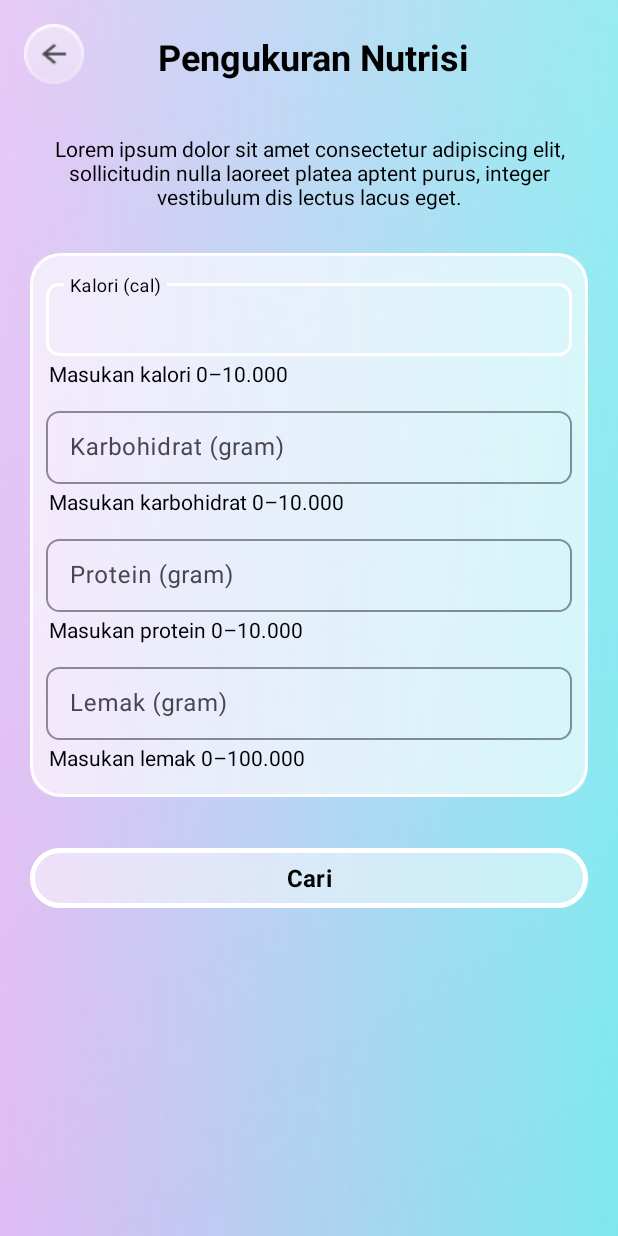
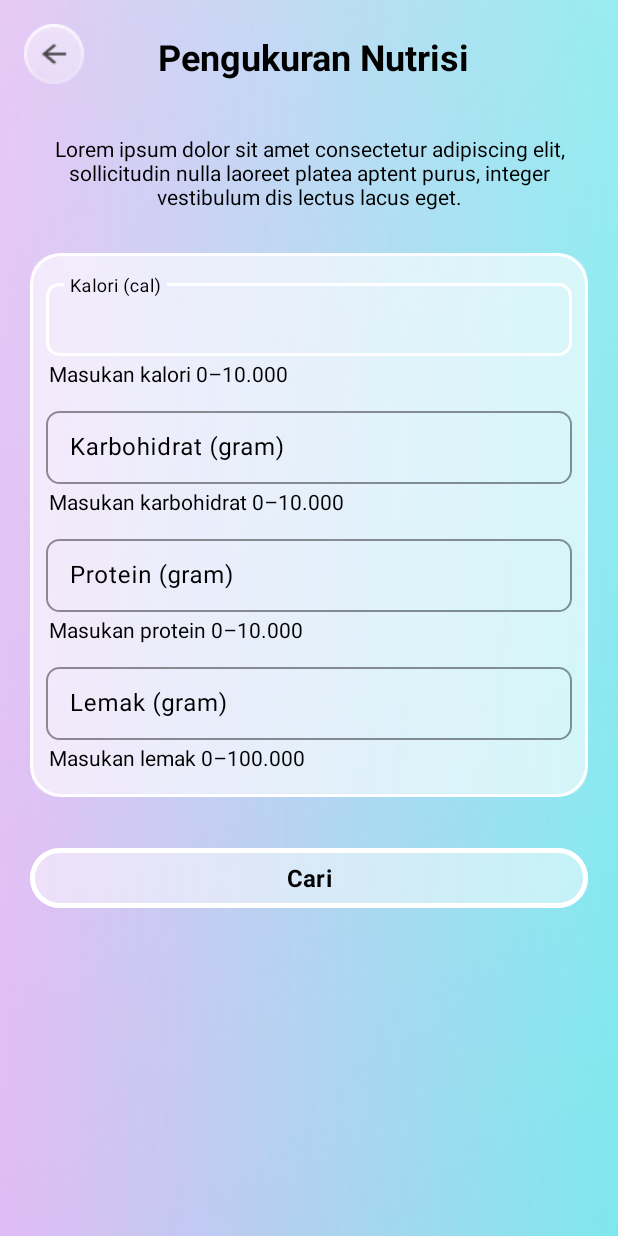
Before and after one commit to AIoTech-TIK-PNJ-2024/FoodFinder, an Android app: the screen it shows after launch (NutritionActivity), after a tap on "button to search food with nutrition", on a phone screen of 412 x 824 dp. Run offline under Robolectric (Android 15) with nearby library versions, the phone set to English and light mode, and no system bars; libraries missing offline, so code that uses them is left out: org.tensorflow.lite; Roboto replaces fonts that are not available here; 1 other tap on this screen came first.

Commit message:
finalisasi projek

```diff
--- a/app/src/main/AndroidManifest.xml
+++ b/app/src/main/AndroidManifest.xml
@@ -5,6 +5,7 @@
     <uses-permission android:name="android.permission.INTERNET" />
 
     <application
+        android:name=".MainApplication"
         android:allowBackup="true"
         android:dataExtractionRules="@xml/data_extraction_rules"
         android:fullBackupContent="@xml/backup_rules"
--- a/app/src/main/java/com/aiotechpnj/foodfinder/search/SearchActivity.kt
+++ b/app/src/main/java/com/aiotechpnj/foodfinder/search/SearchActivity.kt
@@ -5,6 +5,7 @@ import android.view.View
 import android.widget.TextView
 import androidx.appcompat.app.AppCompatActivity
 import androidx.recyclerview.widget.LinearLayoutManager
+import com.aiotechpnj.foodfinder.R
 import com.aiotechpnj.foodfinder.databinding.ActivitySearchBinding
 import com.aiotechpnj.foodfinder.utils.JsonLoader
 import com.aiotechpnj.foodfinder.utils.search_data
@@ -31,6 +32,7 @@ class SearchActivity : AppCompatActivity() {
 
             searchBar.setText(searchData)
             searchView.setupWithSearchBar(searchBar)
+            searchView.editText.setHintTextColor(getResources().getColor(R.color.black))
             searchView.editText.setOnEditorActionListener { _, _, _ ->
                 searchBar.setText(searchView.text)
                 searchView.hide()
--- a/app/src/main/res/layout/activity_nutrition.xml
+++ b/app/src/main/res/layout/activity_nutrition.xml
@@ -75,6 +75,7 @@
                 android:layout_marginHorizontal="10dp"
                 android:layout_marginTop="14dp"
                 android:hint="@string/tv_hint_kalori"
+                android:textColor="@color/black"
                 app:boxCornerRadiusBottomEnd="9dp"
                 app:boxCornerRadiusBottomStart="9dp"
                 app:boxCornerRadiusTopEnd="9dp"
@@ -87,7 +88,8 @@
                     android:layout_width="match_parent"
                     android:layout_height="wrap_content"
                     android:ems="10"
-                    android:inputType="numberDecimal"/>
+                    android:inputType="numberDecimal"
+                    android:textColor="@color/black"/>
 
                 <TextView
                     android:layout_width="wrap_content"
@@ -108,6 +110,7 @@
                 android:layout_marginHorizontal="10dp"
                 android:layout_marginTop="10dp"
                 android:hint="@string/tv_hint_karbo"
+                android:textColor="@color/black"
                 app:boxCornerRadiusBottomEnd="9dp"
                 app:boxCornerRadiusBottomStart="9dp"
                 app:boxCornerRadiusTopEnd="9dp"
@@ -120,6 +123,7 @@
                     android:layout_width="match_parent"
                     android:layout_height="wrap_content"
                     android:ems="10"
+                    android:textColor="@color/black"
                     android:inputType="numberDecimal"/>
 
                 <TextView
@@ -142,6 +146,7 @@
                 android:layout_marginHorizontal="10dp"
                 android:layout_marginTop="10dp"
                 android:hint="@string/tv_hint_prot"
+                android:textColor="@color/black"
                 app:boxCornerRadiusBottomEnd="9dp"
                 app:boxCornerRadiusBottomStart="9dp"
                 app:boxCornerRadiusTopEnd="9dp"
@@ -154,6 +159,7 @@
                     android:layout_width="match_parent"
                     android:layout_height="wrap_content"
                     android:ems="10"
+                    android:textColor="@color/black"
                     android:inputType="numberDecimal"/>
 
                 <TextView
@@ -176,6 +182,7 @@
                 android:layout_marginBottom="16dp"
                 android:layout_marginTop="10dp"
                 android:hint="@string/tv_hint_lemak"
+                android:textColor="@color/black"
                 app:boxCornerRadiusBottomEnd="9dp"
                 app:boxCornerRadiusBottomStart="9dp"
                 app:boxCornerRadiusTopEnd="9dp"
@@ -188,6 +195,7 @@
                     android:layout_width="match_parent"
                     android:layout_height="wrap_content"
                     android:ems="10"
+                    android:textColor="@color/black"
                     android:inputType="numberDecimal"/>
 
                 <TextView
--- a/app/src/main/res/values-night/themes.xml
+++ b/app/src/main/res/values-night/themes.xml
@@ -3,6 +3,7 @@
     <style name="Base.Theme.FoodFinder" parent="Theme.Material3.DayNight.NoActionBar">
         <!-- Customize your dark theme here. -->
         <!-- <item name="colorPrimary">@color/my_dark_primary</item> -->
+        <item name="colorOnSurfaceVariant">@color/black</item>
         <item name="android:forceDarkAllowed" tools:targetApi="q">false</item>
     </style>
 </resources>
--- a/app/src/main/res/values/themes.xml
+++ b/app/src/main/res/values/themes.xml
@@ -3,6 +3,7 @@
     <style name="Base.Theme.FoodFinder" parent="Theme.Material3.DayNight.NoActionBar">
         <!-- Customize your light theme here. -->
         <!-- <item name="colorPrimary">@color/my_light_primary</item> -->
+        <item name="colorOnSurfaceVariant">@color/black</item>
         <item name="android:forceDarkAllowed" tools:targetApi="q">false</item>
     </style>
 
```
Also changed, not shown: app/src/main/java/com/aiotechpnj/foodfinder/utils/StandardScalar.kt (+2 -5 lines), app/src/main/res/layout/activity_main.xml (+7 -0 lines), app/src/main/res/layout/activity_recommendation.xml (+1 -10 lines), app/src/main/res/layout/activity_search.xml (+8 -3 lines), app/src/main/assets/nutrition.json.
